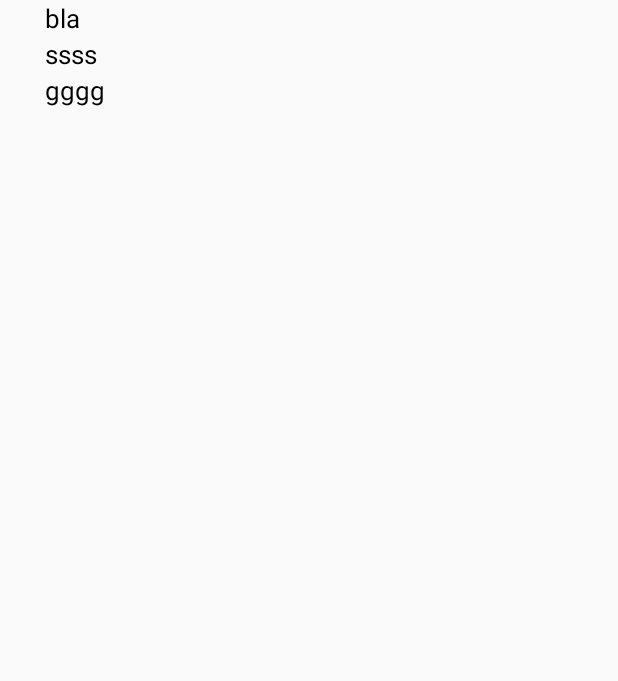
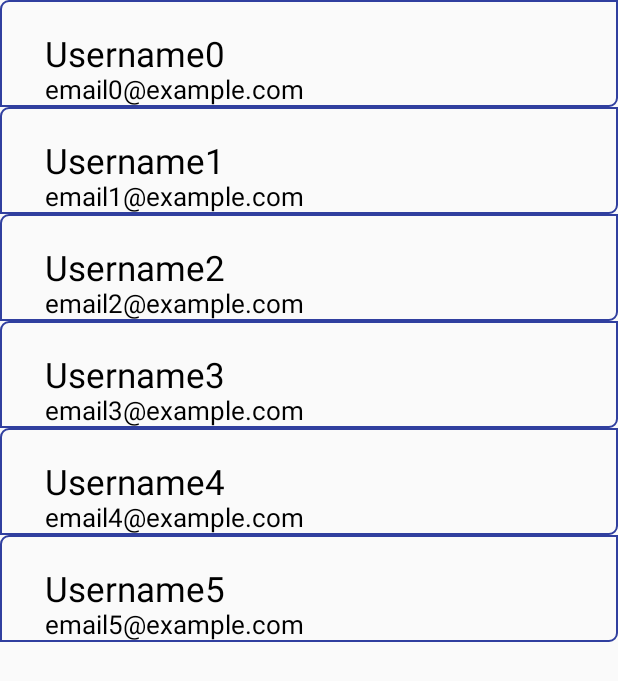
Before and after one commit to kimnovak/finder, an Android app: the ViewAllUsersActivity screen opened directly, with no data from a screen before it, on a phone screen of 412 x 824 dp. Before the commit the part shown is almost empty. Shown: the top 681 px of the screen. Run offline under Robolectric (Android 15) with nearby library versions, the phone set to English and light mode, and no system bars.

Commit message:
added users instead of strings, added border to view item #1

```diff
--- a/Finder/app/src/main/java/ftn/tim2/finder/UsersRecyclerViewAdapter.java
+++ b/Finder/app/src/main/java/ftn/tim2/finder/UsersRecyclerViewAdapter.java
@@ -13,14 +13,16 @@ import android.widget.Toast;
 
 import java.util.ArrayList;
 
+import ftn.tim2.finder.model.User;
+
 public class UsersRecyclerViewAdapter extends RecyclerView.Adapter<UsersRecyclerViewAdapter.ViewHolder>{
     private static final String TAG = "RecyclerViewAdapter";
 
-    private ArrayList<String> mImageNames = new ArrayList<String>();
+    private ArrayList<User> mUsers = new ArrayList<User>();
     private Context mContext;
 
-    public UsersRecyclerViewAdapter(ArrayList<String> mImageNames, Context mContext) {
-        this.mImageNames = mImageNames;
+    public UsersRecyclerViewAdapter(ArrayList<User> mUsers, Context mContext) {
+        this.mUsers = mUsers;
         this.mContext = mContext;
     }
 
@@ -35,27 +37,30 @@ public class UsersRecyclerViewAdapter extends RecyclerView.Adapter<UsersRecycler
     @Override
     public void onBindViewHolder(@NonNull ViewHolder holder, final int position) {
         Log.d(TAG, "on BindViewHolder: called");
-        holder.name.setText(mImageNames.get(position));
+        holder.username.setText(mUsers.get(position).getUsername());
+        holder.email.setText(mUsers.get(position).getEmail());
         holder.parentLayout.setOnClickListener(new View.OnClickListener() {
             @Override
             public void onClick(View v) {
-                Log.d(TAG, "onClick: clicked on: " + mImageNames.get(position));
-                Toast.makeText(mContext, mImageNames.get(position), Toast.LENGTH_SHORT).show();
+                Log.d(TAG, "onClick: clicked on: " + mUsers.get(position).getUsername());
+                Toast.makeText(mContext, mUsers.get(position).getUsername(), Toast.LENGTH_SHORT).show();
             }
         });
     }
 
     @Override
     public int getItemCount() {
-        return mImageNames.size();
+        return mUsers.size();
     }
 
     public class ViewHolder extends RecyclerView.ViewHolder {
-        TextView name;
+        TextView username;
+        TextView email;
         RelativeLayout parentLayout;
         public ViewHolder(View itemView) {
             super(itemView);
-            name = itemView.findViewById(R.id.image_name);
+            username = itemView.findViewById(R.id.user_item_username);
+            email = itemView.findViewById(R.id.user_item_email);
             parentLayout = itemView.findViewById(R.id.parent_layout);
         }
     }
--- a/Finder/app/src/main/java/ftn/tim2/finder/activities/ViewAllUsersActivity.java
+++ b/Finder/app/src/main/java/ftn/tim2/finder/activities/ViewAllUsersActivity.java
@@ -10,25 +10,32 @@ import java.util.ArrayList;
 
 import ftn.tim2.finder.R;
 import ftn.tim2.finder.UsersRecyclerViewAdapter;
+import ftn.tim2.finder.model.User;
 
 public class ViewAllUsersActivity extends AppCompatActivity {
     private static final String TAG = "ViewAllUsersActivity";
-    private ArrayList<String> mNames = new ArrayList<>();
+    private ArrayList<User> mUsers = new ArrayList<>();
+    private final int NUMBER_OF_INITIAL_USERS = 5;
     @Override
     protected void onCreate(Bundle savedInstanceState) {
         super.onCreate(savedInstanceState);
         setContentView(R.layout.activity_view_all_users);
         Log.d(TAG, "view all users activity");
-        mNames.add("bla");
-        mNames.add("ssss");
-        mNames.add("gggg");
+        addInitialData();
         initRecyclerView();
+    }
+
+    private void addInitialData() {
+        for(int i = 0; i <= NUMBER_OF_INITIAL_USERS; i++) {
+            User user = new User("Username" + i, "email" + i + "@example.com", "password", "First" + i, "Last" + i );
+            mUsers.add(user);
+        }
     }
 
     private void initRecyclerView() {
         Log.d(TAG, "initRecyclerView");
         RecyclerView recyclerView = findViewById(R.id.recyclerusers_view);
-        UsersRecyclerViewAdapter adapter = new UsersRecyclerViewAdapter(mNames,this);
+        UsersRecyclerViewAdapter adapter = new UsersRecyclerViewAdapter(mUsers,this);
         recyclerView.setAdapter(adapter);
         recyclerView.setLayoutManager(new LinearLayoutManager(this));
     }
--- /dev/null
+++ b/Finder/app/src/main/res/drawable/users_item_background.xml
@@ -0,0 +1,18 @@
+<?xml version="1.0" encoding="utf-8"?>
+<shape xmlns:android="http://schemas.android.com/apk/res/android"
+    android:shape="rectangle" >
+    <!-- This is the stroke you want to define -->
+    <stroke android:width="1dp"
+        android:color="@color/colorPrimaryDark"/>
+
+    <!-- Optional, round your corners -->
+    <corners android:bottomLeftRadius="0dp"
+        android:topLeftRadius="5dp"
+        android:bottomRightRadius="5dp"
+        android:topRightRadius="0dp" />
+
+    <!-- Optional, fill the rest of your background with a color or gradient, use transparent if you only want the border to be displayed-->
+    <gradient android:startColor="@android:color/transparent"
+        android:endColor="@android:color/transparent"
+        android:angle="90"/>
+</shape>
--- a/Finder/app/src/main/res/layout/view_users_item.xml
+++ b/Finder/app/src/main/res/layout/view_users_item.xml
@@ -1,16 +1,27 @@
 <?xml version="1.0" encoding="utf-8"?>
 <RelativeLayout xmlns:android="http://schemas.android.com/apk/res/android"
-    android:layout_width="match_parent" android:layout_height="wrap_content" android:id="@+id/parent_layout">
+    android:layout_width="match_parent" android:layout_height="wrap_content" android:id="@+id/parent_layout" android:background="@drawable/users_item_background">
 
     <TextView
         android:layout_width="wrap_content"
         android:layout_height="wrap_content"
-        android:text="Canada"
-        android:id="@+id/image_name"
-        android:textColor="#000000"
+        android:text="@string/usernameph"
+        android:id="@+id/user_item_username"
+        android:textColor="@color/black"
         android:layout_centerVertical="true"
-        android:layout_marginLeft="30dp"
-        android:textSize="17sp"
+        android:layout_marginLeft="@dimen/user_item_left_margin"
+        android:textSize="@dimen/username_text_size"
+        />
+    <TextView
+        android:layout_width="wrap_content"
+        android:layout_height="wrap_content"
+        android:text="@string/emailph"
+        android:id="@+id/user_item_email"
+        android:textColor="@color/black"
+        android:layout_marginTop="@dimen/text_margin"
+        android:layout_marginLeft="@dimen/user_item_left_margin"
+        android:layout_below="@+id/user_item_username"
+        android:textSize="@dimen/email_text_size"
         />
 
 </RelativeLayout>
--- a/Finder/app/src/main/res/values/colors.xml
+++ b/Finder/app/src/main/res/values/colors.xml
@@ -5,4 +5,6 @@
     <color name="colorAccent">#FF4081</color>
     <color name="grayLight">#f2f2f2</color>
     <color name="blueLight">#09c6df</color>
+    <color name="color_stroke">#2c3e50</color>
+    <color name="black">#000000</color>
 </resources>
--- a/Finder/app/src/main/res/values/dimens.xml
+++ b/Finder/app/src/main/res/values/dimens.xml
@@ -1,4 +1,7 @@
 <?xml version="1.0" encoding="utf-8"?>
 <resources>
     <dimen name="text_margin">16dp</dimen>
+    <dimen name="username_text_size">23sp</dimen>
+    <dimen name="email_text_size">17sp</dimen>
+    <dimen name="user_item_left_margin">30dp</dimen>
 </resources>
--- a/Finder/app/src/main/res/values/strings.xml
+++ b/Finder/app/src/main/res/values/strings.xml
@@ -1,3 +1,5 @@
 <resources>
     <string name="app_name">Finder</string>
+    <string name="usernameph">Username</string>
+    <string name="emailph">Email</string>
 </resources>
```
